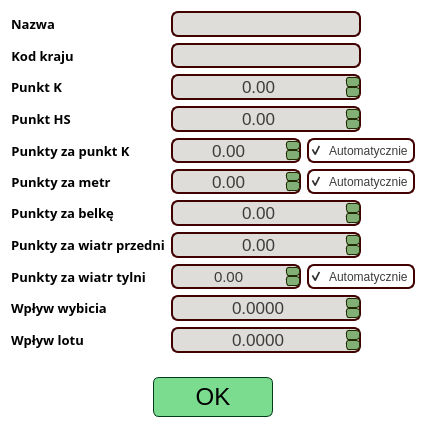
This is source/UI/EditorWidgets/HillEditorWidget.ui in SiekamCebule/sj-sim as Qt 5 draws it before an edit. The edited form follows.
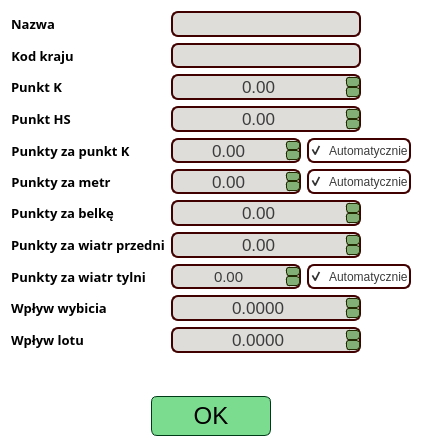
This is the edited form.

The edit to the form file:
```diff
--- a/source/UI/EditorWidgets/HillEditorWidget.ui
+++ b/source/UI/EditorWidgets/HillEditorWidget.ui
@@ -9,8 +9,8 @@
    <rect>
     <x>0</x>
     <y>0</y>
-    <width>446</width>
-    <height>428</height>
+    <width>418</width>
+    <height>447</height>
    </rect>
   </property>
   <property name="font">
@@ -25,7 +25,7 @@
    <string notr="true">background-color: rgb(255, 255, 255);
 color: black;</string>
   </property>
-  <layout class="QHBoxLayout" name="horizontalLayout_5">
+  <layout class="QVBoxLayout" name="verticalLayout_3">
    <item>
     <layout class="QVBoxLayout" name="verticalLayout">
      <item>
@@ -1038,6 +1038,39 @@
        </item>
       </layout>
      </item>
+     <item>
+      <layout class="QHBoxLayout" name="horizontalLayout_5">
+       <item>
+        <spacer name="horizontalSpacer">
+         <property name="orientation">
+          <enum>Qt::Horizontal</enum>
+         </property>
+         <property name="sizeHint" stdset="0">
+          <size>
+           <width>40</width>
+           <height>20</height>
+          </size>
+         </property>
+        </spacer>
+       </item>
+       <item>
+        <layout class="QVBoxLayout" name="verticalLayout_characteristicsEditor"/>
+       </item>
+       <item>
+        <spacer name="horizontalSpacer_2">
+         <property name="orientation">
+          <enum>Qt::Horizontal</enum>
+         </property>
+         <property name="sizeHint" stdset="0">
+          <size>
+           <width>40</width>
+           <height>20</height>
+          </size>
+         </property>
+        </spacer>
+       </item>
+      </layout>
+     </item>
      <item>
       <spacer name="verticalSpacer">
        <property name="orientation">
@@ -1121,23 +1154,6 @@
      </item>
     </layout>
    </item>
-   <item>
-    <layout class="QVBoxLayout" name="verticalLayout_characteristicsEditor">
-     <item>
-      <spacer name="verticalSpacer_3">
-       <property name="orientation">
-        <enum>Qt::Vertical</enum>
-       </property>
-       <property name="sizeHint" stdset="0">
-        <size>
-         <width>20</width>
-         <height>40</height>
-        </size>
-       </property>
-      </spacer>
-     </item>
-    </layout>
-   </item>
   </layout>
  </widget>
  <resources/>
```
Left out of the diff: 5 changed lines with no effect on the pictures.
